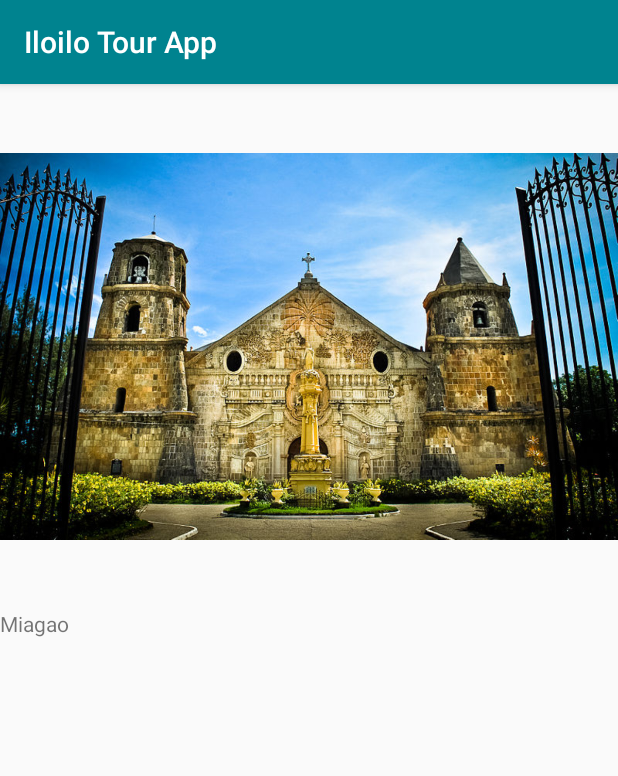
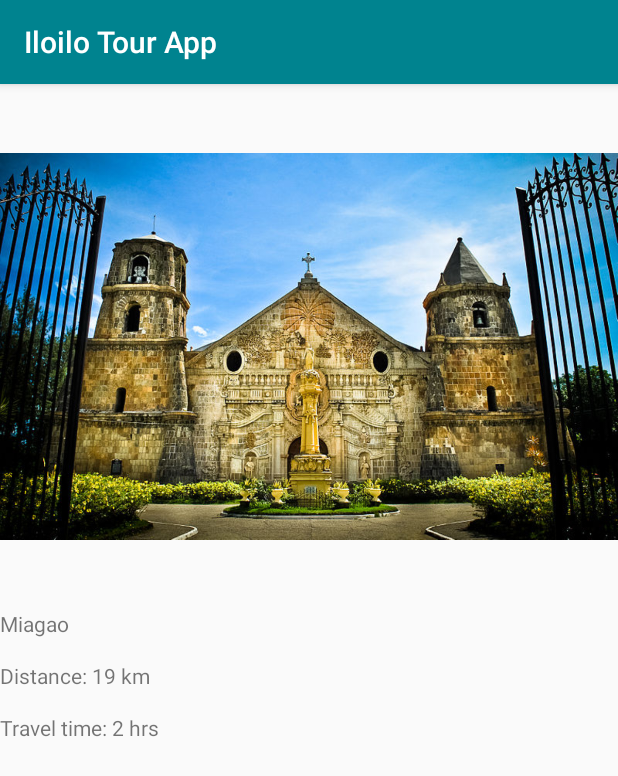
Before and after one commit to lizlieangel/IloiloTourApp, an Android app: the screen it shows after launch (PlaceActivity), after a tap on "Miagao", on a phone screen of 412 x 824 dp. Shown: the top 776 px of the screen. Run offline under Robolectric (Android 15) with nearby library versions, the light colour scheme and no system bars.

Commit message:
show the details of the specific place

```diff
--- a/app/src/main/java/com/example/lizlieholleza/iloilotourapp/PlaceFragment.java
+++ b/app/src/main/java/com/example/lizlieholleza/iloilotourapp/PlaceFragment.java
@@ -31,15 +31,12 @@ public class PlaceFragment extends Fragment {
         lv.setOnItemClickListener(new AdapterView.OnItemClickListener() {
             @Override
             public void onItemClick(AdapterView<?> adapterView, View view, int i, long l) {
-                for(i = 0; i < placeList.size(); i++) {
                     Intent intent = new Intent(getActivity(), com.example.lizlieholleza.iloilotourapp.PlaceActivity.class);
                     intent.putExtra("pInfo_image", placeList.get(i).getImageID());
-                    Log.v("hello", placeList.get(i).getImageID() + "");
                     intent.putExtra("pInfo_place", placeList.get(i).getName());
-                    intent.putExtra("pInfo_distance", placeList.get(i).getDistance());
-                    intent.putExtra("pInfo_time", placeList.get(i).getTime());
+                    intent.putExtra("pInfo_distance", "Distance: " + placeList.get(i).getDistance() + " km");
+                    intent.putExtra("pInfo_time", "Travel time: " + placeList.get(i).getTime() + " hrs");
                     startActivity(intent);
-                }
             }
         });
         return rootview;
```
